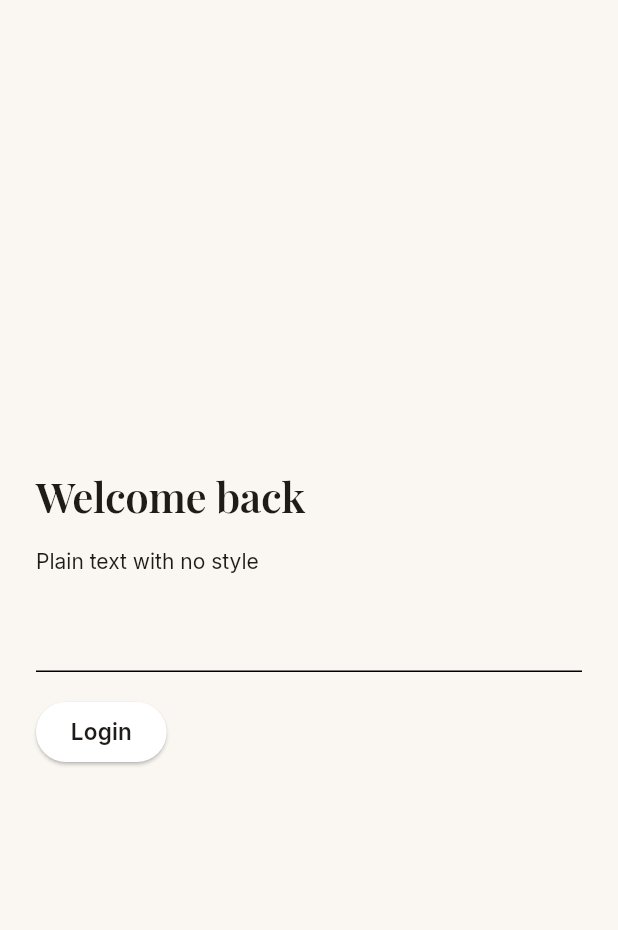
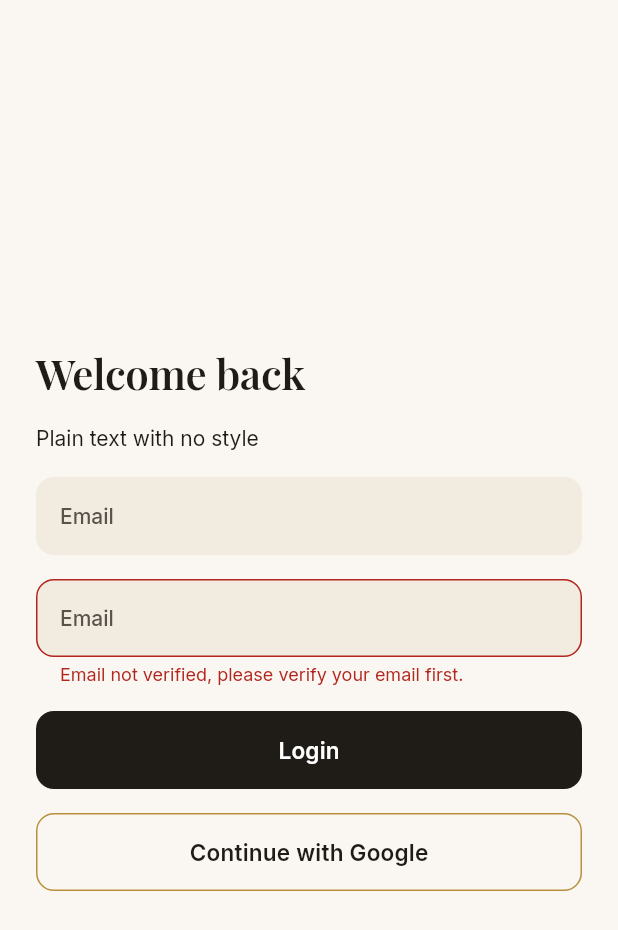
Before and after one commit to Yomna-Xll/lumiere, a Flutter app: the screen it shows after launch, on a phone screen of 412 x 824 dp. Shown: the top 930 px of the screen. Run offline on Flutter 3.47's test engine with Material 3 defaults, Android fonts, the phone set to English and light mode, and no system bars; our stand-ins replace google_fonts.

Commit message:
Add input and button themes

```diff
--- a/lib/core/theme/app_theme.dart
+++ b/lib/core/theme/app_theme.dart
@@ -1,4 +1,3 @@
-
 import 'package:flutter/material.dart';
 import 'app_colors.dart';
 import 'app_text_style.dart';
@@ -20,13 +19,57 @@ class AppTheme {
         titleLarge: AppTextStyle.headingMedium,
         titleSmall: AppTextStyle.bodyMedium,
         bodyLarge: AppTextStyle.inputText,
-        bodyMedium: AppTextStyle.body.copyWith(
-          color: AppColors.textPrimary,
-        ),
+        bodyMedium: AppTextStyle.body.copyWith(color: AppColors.textPrimary),
         bodySmall: AppTextStyle.helper,
         labelLarge: AppTextStyle.button,
         labelSmall: AppTextStyle.navLabel,
       ),
+
+      inputDecorationTheme: InputDecorationTheme(
+        filled: true,
+        fillColor: AppColors.inputFill,
+
+        border: OutlineInputBorder(
+          borderRadius: BorderRadius.circular(12),
+          borderSide: BorderSide.none,
+        ),
+
+        labelStyle: AppTextStyle.inputLabel,
+
+        hintStyle: AppTextStyle.inputText.copyWith(color: AppColors.textHint),
+        errorBorder: OutlineInputBorder(
+          borderRadius: BorderRadius.circular(12),
+          borderSide: const BorderSide(color: AppColors.error),
+        ),
+        focusedErrorBorder: OutlineInputBorder(
+          borderRadius: BorderRadius.circular(12),
+          borderSide: const BorderSide(color: AppColors.error),
+        ),
+        errorStyle: AppTextStyle.helper.copyWith(color: AppColors.error),
+      ),
+      elevatedButtonTheme: ElevatedButtonThemeData(
+        style: ElevatedButton.styleFrom(
+          backgroundColor: AppColors.textPrimary,
+          foregroundColor: Colors.white,
+          minimumSize: const Size.fromHeight(52),
+          elevation: 0,
+          shape: RoundedRectangleBorder(
+            borderRadius: BorderRadius.circular(12),
+          ),
+          textStyle: AppTextStyle.button,
+        ),
+      ),
+      outlinedButtonTheme: OutlinedButtonThemeData(
+        style: OutlinedButton.styleFrom(
+          foregroundColor: AppColors.textPrimary,
+          minimumSize: const Size.fromHeight(52),
+          side: const BorderSide(color: AppColors.gold),
+          shape: RoundedRectangleBorder(
+            borderRadius: BorderRadius.circular(12),
+          ),
+          textStyle: AppTextStyle.button.copyWith(color: AppColors.textPrimary),
+        ),
+      ),
     );
   }
 }
--- a/lib/features/theme_test_screen.dart
+++ b/lib/features/theme_test_screen.dart
@@ -19,11 +19,26 @@ class ThemeTestScreen extends StatelessWidget {
             const SizedBox(height: 16),
             const Text('Plain text with no style'),
             const SizedBox(height: 16),
-            const TextField(),
+            const TextField(
+              decoration: InputDecoration(
+                labelText: 'Email',
+                hintText: 'Enter your email',
+              ),
+            ),
             const SizedBox(height: 16),
-            ElevatedButton(
+            const TextField(
+              decoration: InputDecoration(
+                labelText: 'Email',
+                errorText:
+                    'Email not verified, please verify your email first.',
+              ),
+            ),
+            const SizedBox(height: 16),
+            ElevatedButton(onPressed: () {}, child: const Text('Login')),
+            const SizedBox(height: 16),
+            OutlinedButton(
               onPressed: () {},
-              child: const Text('Login'),
+              child: const Text('Continue with Google'),
             ),
           ],
         ),
```
